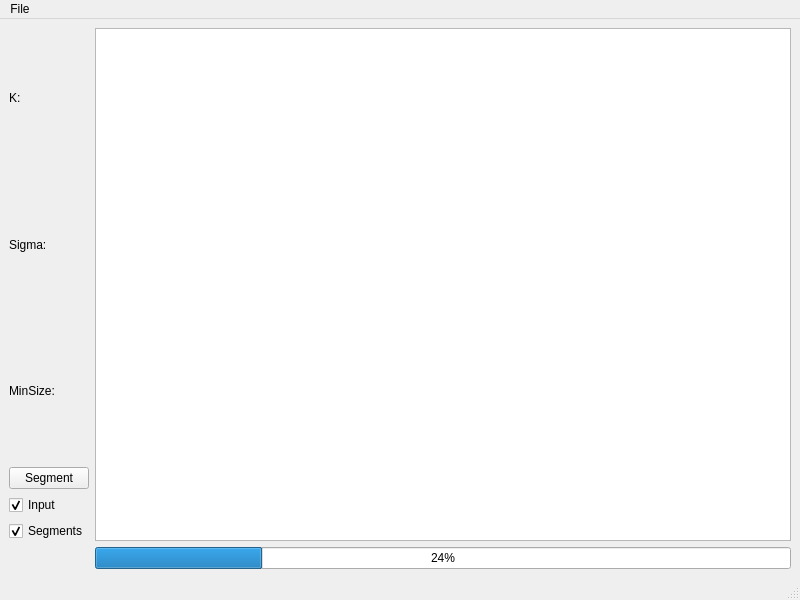
daviddoria/SuperPixelSegmentation, file GUI/SuperPixelSegmentationGUI.ui: the form before one commit.
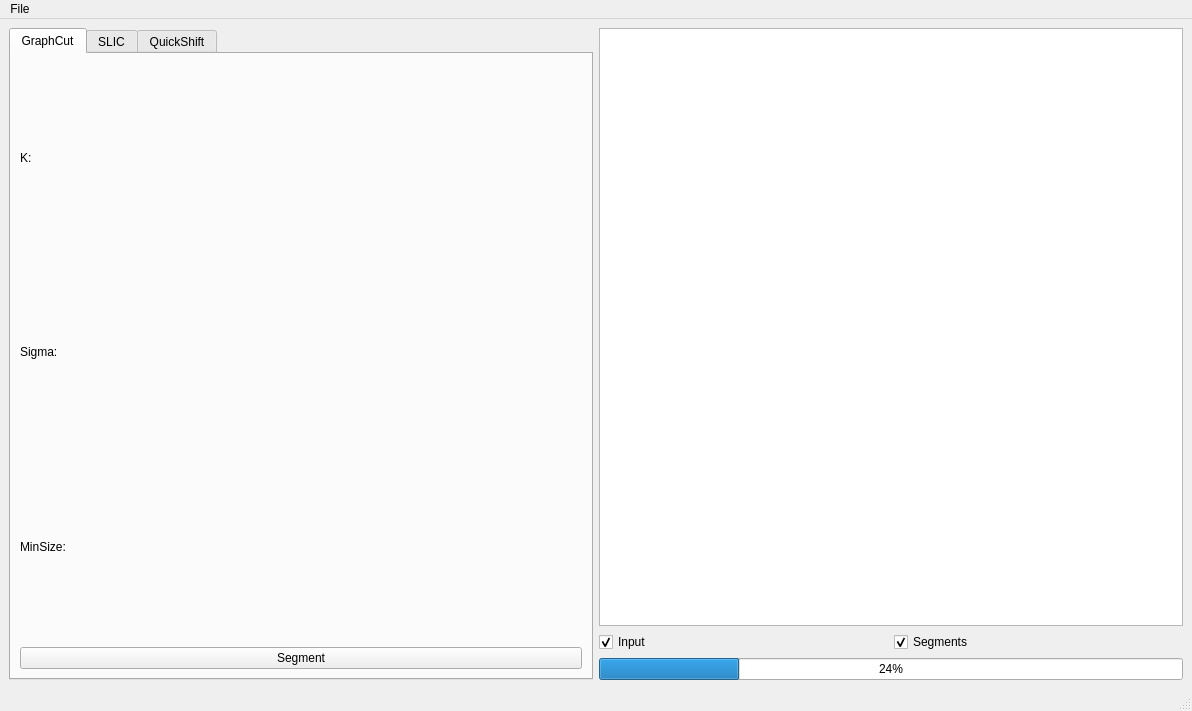
The form after the commit. Custom widgets are drawn as their Qt base class.

Commit message: Preparing to add other segmentation methods.

Patch:
```diff
--- a/GUI/SuperPixelSegmentationGUI.ui
+++ b/GUI/SuperPixelSegmentationGUI.ui
@@ -6,21 +6,28 @@
    <rect>
     <x>0</x>
     <y>0</y>
-    <width>800</width>
-    <height>600</height>
+    <width>1192</width>
+    <height>711</height>
    </rect>
   </property>
   <property name="windowTitle">
    <string>Super Pixel Segmentation</string>
   </property>
   <widget class="QWidget" name="centralwidget">
-   <layout class="QGridLayout" name="gridLayout">
-    <item row="0" column="1">
-     <widget class="QGraphicsView" name="graphicsView"/>
-    </item>
-    <item row="0" column="0">
+   <layout class="QHBoxLayout" name="horizontalLayout_4">
+    <item>
      <layout class="QVBoxLayout" name="verticalLayout">
       <item>
+       <widget class="QTabWidget" name="tabWidget">
+        <property name="currentIndex">
+         <number>0</number>
+        </property>
+        <widget class="QWidget" name="tab">
+         <attribute name="title">
+          <string>GraphCut</string>
+         </attribute>
+         <layout class="QVBoxLayout" name="verticalLayout_2">
+          <item>
        <layout class="QHBoxLayout" name="horizontalLayout">
         <item>
          <widget class="QLabel" name="label1">
@@ -76,12 +83,35 @@
        </layout>
       </item>
       <item>
-       <widget class="QPushButton" name="btnSegment">
+           <widget class="QPushButton" name="btnSegmentGraphCut">
         <property name="text">
          <string>Segment</string>
         </property>
        </widget>
       </item>
+         </layout>
+        </widget>
+        <widget class="QWidget" name="tab_2">
+         <attribute name="title">
+          <string>SLIC</string>
+         </attribute>
+        </widget>
+        <widget class="QWidget" name="tab_3">
+         <attribute name="title">
+          <string>QuickShift</string>
+         </attribute>
+        </widget>
+       </widget>
+      </item>
+     </layout>
+    </item>
+    <item>
+     <layout class="QVBoxLayout" name="verticalLayout_3">
+      <item>
+       <widget class="QGraphicsView" name="graphicsView"/>
+      </item>
+      <item>
+       <layout class="QHBoxLayout" name="horizontalLayout_5">
       <item>
        <widget class="QCheckBox" name="chkShowInput">
         <property name="text">
@@ -104,7 +134,7 @@
       </item>
      </layout>
     </item>
-    <item row="1" column="1">
+      <item>
      <widget class="QProgressBar" name="progressBar">
       <property name="value">
        <number>24</number>
@@ -112,14 +142,16 @@
      </widget>
     </item>
    </layout>
+    </item>
+   </layout>
   </widget>
   <widget class="QMenuBar" name="menubar">
    <property name="geometry">
     <rect>
      <x>0</x>
      <y>0</y>
-     <width>800</width>
-     <height>20</height>
+     <width>1192</width>
+     <height>28</height>
     </rect>
    </property>
    <widget class="QMenu" name="menuFile">
```
Left out of the diff: 7 changed lines with no effect on the pictures. Lines whose indentation alone changed are shown as unchanged. The commit also changes 29 other files.
